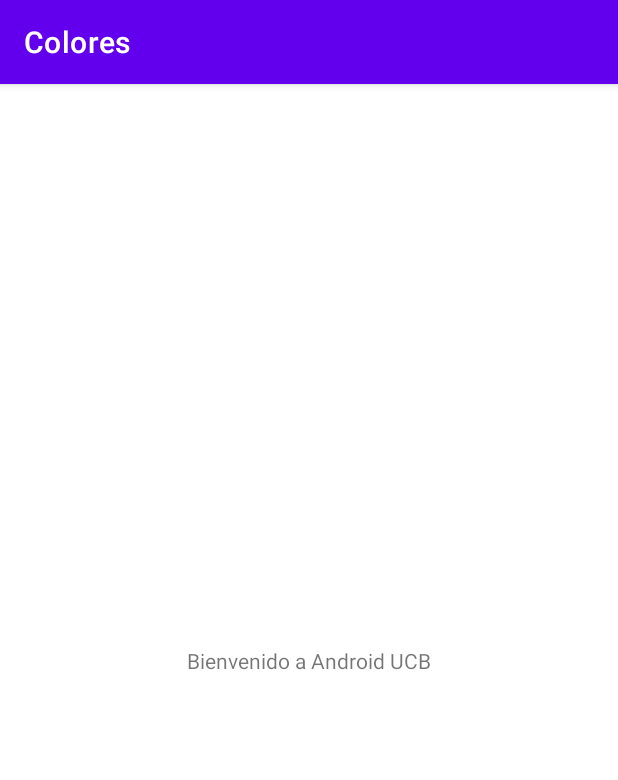
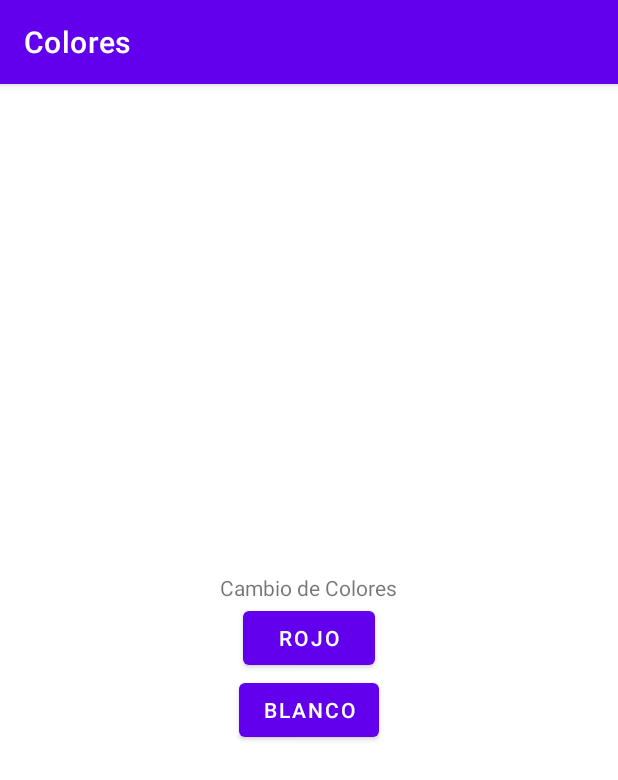
Before and after one commit to JaviLF/guia2y3DesarrolloMovil, an Android app: the screen it shows after launch (MainActivity), on a phone screen of 412 x 824 dp. Shown: the top 780 px of the screen. Run offline under Robolectric (Android 15) with nearby library versions, the phone set to English and light mode, and no system bars.

Commit message:
guias 2 y 3

```diff
--- a/app/src/main/java/edu/bo/ucb/colores/MainActivity.kt
+++ b/app/src/main/java/edu/bo/ucb/colores/MainActivity.kt
@@ -2,10 +2,26 @@ package edu.bo.ucb.colores
 
 import androidx.appcompat.app.AppCompatActivity
 import android.os.Bundle
+import android.graphics.Color
+import android.text.Layout
+import android.widget.Button
+import android.widget.LinearLayout
+import android.widget.RelativeLayout
+
 
 class MainActivity : AppCompatActivity() {
     override fun onCreate(savedInstanceState: Bundle?) {
         super.onCreate(savedInstanceState)
         setContentView(R.layout.activity_main)
+
+        val btnWhite = findViewById(R.id.btnWhite) as Button
+        val btnRed = findViewById(R.id.btnRed) as Button
+        val layoutPrincipal = findViewById(R.id.layoutPrincipal) as LinearLayout
+        btnWhite.setOnClickListener {
+            layoutPrincipal.setBackgroundColor(Color.WHITE)
+        }
+        btnRed.setOnClickListener({
+            layoutPrincipal.setBackgroundColor(Color.RED)
+        })
     }
 }
--- a/app/src/main/res/layout/activity_main.xml
+++ b/app/src/main/res/layout/activity_main.xml
@@ -1,18 +1,37 @@
 <?xml version="1.0" encoding="utf-8"?>
-<androidx.constraintlayout.widget.ConstraintLayout xmlns:android="http://schemas.android.com/apk/res/android"
+<LinearLayout xmlns:android="http://schemas.android.com/apk/res/android"
     xmlns:app="http://schemas.android.com/apk/res-auto"
     xmlns:tools="http://schemas.android.com/tools"
+    android:id="@+id/layoutPrincipal"
     android:layout_width="match_parent"
-    android:layout_height="match_parent"
+    android:layout_height="wrap_content"
+    android:layout_gravity="center"
+    android:orientation="vertical"
     tools:context=".MainActivity">
 
     <TextView
         android:layout_width="wrap_content"
         android:layout_height="wrap_content"
-        android:text="@string/welcome_text"
-        app:layout_constraintBottom_toBottomOf="parent"
-        app:layout_constraintLeft_toLeftOf="parent"
-        app:layout_constraintRight_toRightOf="parent"
-        app:layout_constraintTop_toTopOf="parent" />
+        android:layout_gravity="center_horizontal"
+        android:gravity="center"
+        android:text="@string/color_text" />
 
-</androidx.constraintlayout.widget.ConstraintLayout>
+    <Button
+        android:id="@+id/btnRed"
+        android:layout_width="wrap_content"
+        android:layout_height="wrap_content"
+        android:layout_gravity="center_horizontal"
+        android:layout_weight="0"
+        android:gravity="center"
+        android:text="@string/red_button" />
+
+    <Button
+        android:id="@+id/btnWhite"
+        android:layout_width="wrap_content"
+        android:layout_height="wrap_content"
+        android:layout_gravity="center_horizontal"
+        android:layout_weight="0"
+        android:gravity="center"
+        android:text="@string/white_button" />
+
+</LinearLayout>
--- a/app/src/main/res/values/strings.xml
+++ b/app/src/main/res/values/strings.xml
@@ -1,4 +1,7 @@
 <resources>
     <string name="app_name">Colores</string>
     <string name="welcome_text">Bienvenido a Android UCB</string>
+    <string name="red_button">Rojo</string>
+    <string name="white_button">Blanco</string>
+    <string name="color_text">Cambio de Colores</string>
 </resources>
```
